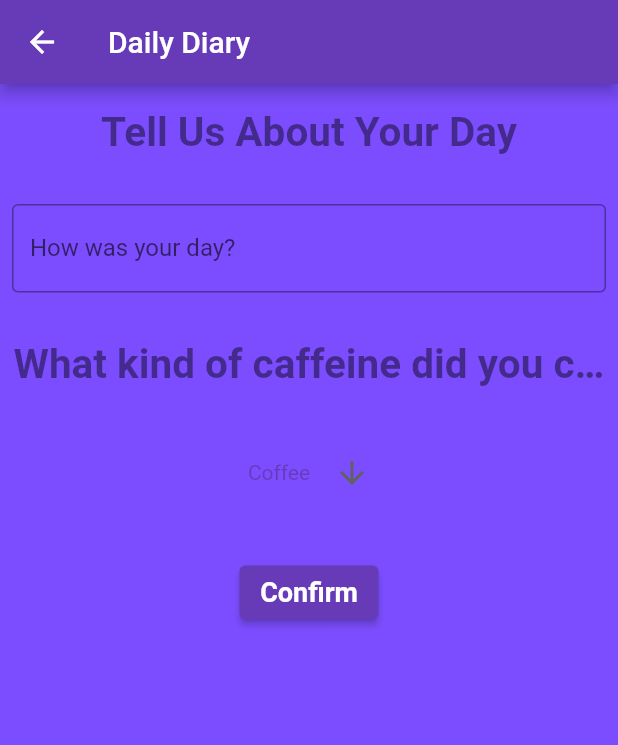
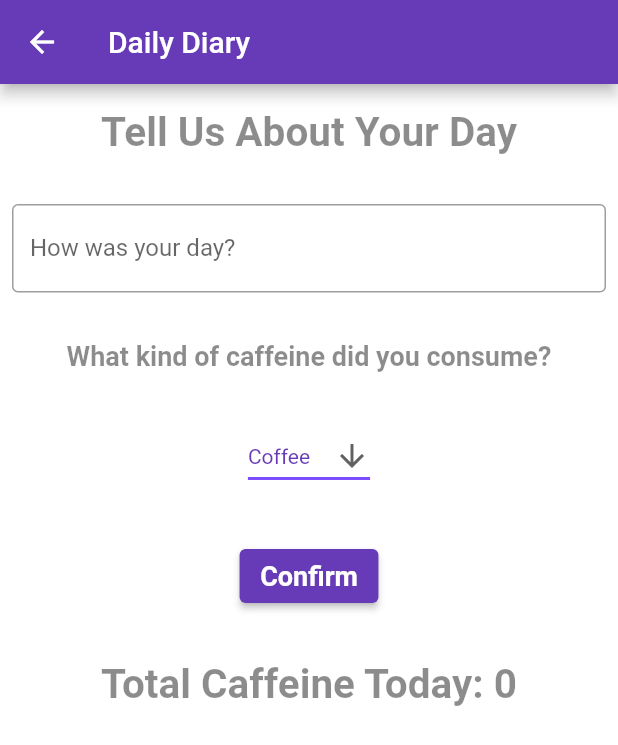
Before and after one commit to jakelang01/SweetDreams, a Flutter app: the DiaryScreen screen opened directly, after a tap on "Confirm", on a phone screen of 412 x 824 dp. Shown: the top 745 px of the screen. Run offline on Flutter 3.47's test engine with Material 2 defaults, Android fonts, the phone set to English and light mode, and no system bars; our stand-ins replace cloud_firestore, firebase_core, flutter_rating_bar, shared_preferences, youtube_player_flutter; accounts and stored records are empty.

Commit message:
fixed daily diary color and switch

```diff
--- a/lib/dreams/views/dreams_diary.dart
+++ b/lib/dreams/views/dreams_diary.dart
@@ -5,27 +5,63 @@ import '../views/dreams_view.dart';
 import '../presenter/dreams_presenter.dart';
 import 'package:intl/intl.dart';
 
+typedef void CaffCallback(int c);
+
 class DiaryScreen extends StatefulWidget {
+  //const DiaryScreen({Key key, required this.caffKey}) : super(key: key);
+  //final int caffKey;
+
   @override
   _DiaryScreen createState() => _DiaryScreen();
 }
+
+String caffDrop = '';
 
 class _DiaryScreen extends State<DiaryScreen> {
 
   //text controllers
   TextEditingController dailyEntry = TextEditingController();
 
-  void calcCaff(String dropValue){
-    switch(dropValue){
-      case: 'Coffee'{
-
-      };
-    }
-  }
+  int dailyCaf = 0;
+  //late int localCaf;
 
   @override
   void initState() {
+    //localCaf = widget.caffKey;
     super.initState();
+  }
+
+  /*final CaffCallback onChanged;
+  _DiaryScreen({required this.onChanged});
+  onChanged: (int updCaff){
+  updateCaff(updCaff)
+  }
+  void updateCaff(int up){
+    setState(() {
+      up = dailyCaf;
+    });
+  }*/
+
+  void calcCaff(String dropValue){
+    switch(dropValue){
+      case 'Coffee':{
+        dailyCaf += 95;
+      }
+      break;
+      case 'Espresso':{
+        dailyCaf += 64;
+      }
+      break;
+      case 'Monster':{
+        dailyCaf += 160;
+      }
+      break;
+      case 'Redbull':{
+        dailyCaf += 111;
+      }
+      break;
+      default: break;
+    }
   }
 
   @override
@@ -39,6 +75,7 @@ class _DiaryScreen extends State<DiaryScreen> {
         title: Text("Daily Diary"),
         actions: <Widget>[],
       ),
+      backgroundColor: Colors.white,
       body: Column(
         children: <Widget>[
           const Padding(
@@ -67,7 +104,7 @@ class _DiaryScreen extends State<DiaryScreen> {
               'What kind of caffeine did you consume?',
               textAlign: TextAlign.center,
               overflow: TextOverflow.ellipsis,
-              textScaleFactor: 1.5,
+              textScaleFactor: 1,
               style: const TextStyle(fontWeight: FontWeight.bold),
             ),
           ),
@@ -77,15 +114,27 @@ class _DiaryScreen extends State<DiaryScreen> {
           ),
           Padding(
             padding: const EdgeInsets.symmetric(horizontal: 8, vertical: 16),
-              child:ElevatedButton(
+            child: ElevatedButton(
               style: ElevatedButton.styleFrom(
                   primary: Colors.deepPurple
               ),
               child: Text('Confirm'),
               onPressed: () {
-                  //_confirmedBox();
-                  //calcCaff();
+                calcCaff(caffDrop);
+                setState(() {
+                  Object redrawObject = Object();
+                });
               },
+            ),
+          ),
+          Padding(
+            padding: const EdgeInsets.symmetric(horizontal: 8, vertical: 16),
+            child: Text(
+              'Total Caffeine Today: $dailyCaf',
+              textAlign: TextAlign.center,
+              overflow: TextOverflow.ellipsis,
+              textScaleFactor: 1.5,
+              style: const TextStyle(fontWeight: FontWeight.bold),
             )
           )
         ],
@@ -124,6 +173,7 @@ class _CaffeineMenu extends State<CaffeineMenu> {
         // This is called when the user selects an item.
         setState(() {
           dropdownValue = value!;
+          caffDrop = dropdownValue;
         });
       },
       items: list.map<DropdownMenuItem<String>>((String value) {
--- a/lib/main.dart
+++ b/lib/main.dart
@@ -354,7 +354,8 @@ class HamburgerDir extends StatelessWidget {
               onTap: (){
             LoginBox(context);
             }),
-          ListTile(title: Text('Daily Diary'), onTap: (){
+          ListTile(title: Text('Daily Diary', style: Theme.of(context).textTheme.button),
+              onTap: (){
             Navigator.of(context).push(
                 MaterialPageRoute(
                     builder: (BuildContext context) {
```
Lines whose indentation alone changed are shown as unchanged.
